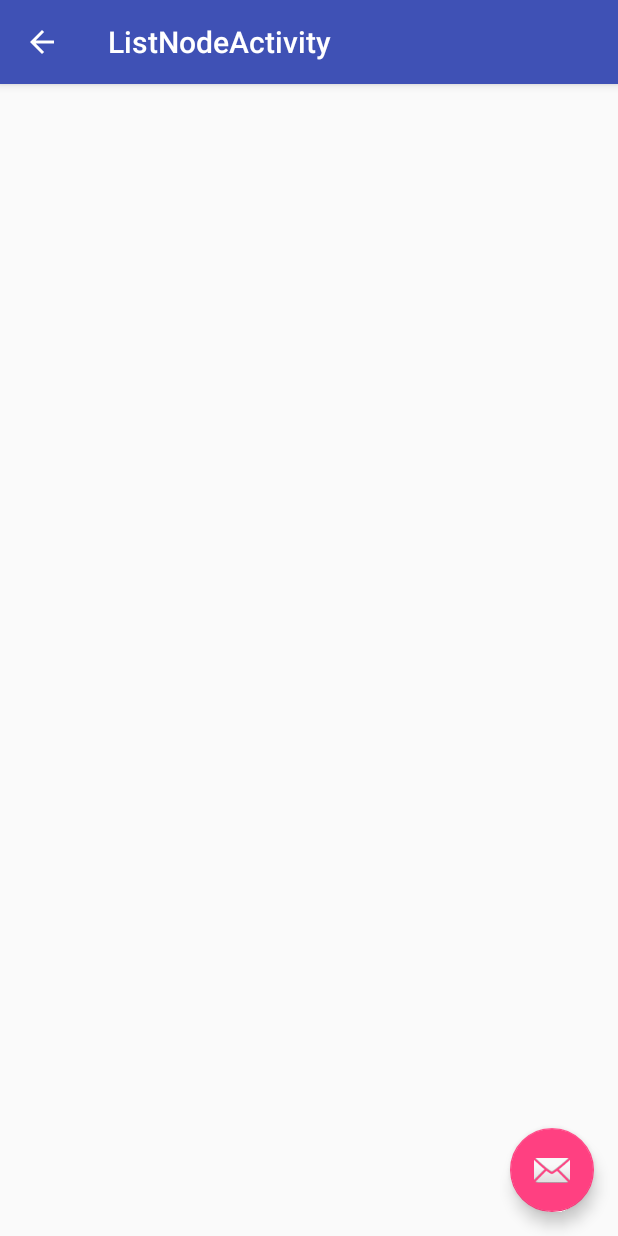
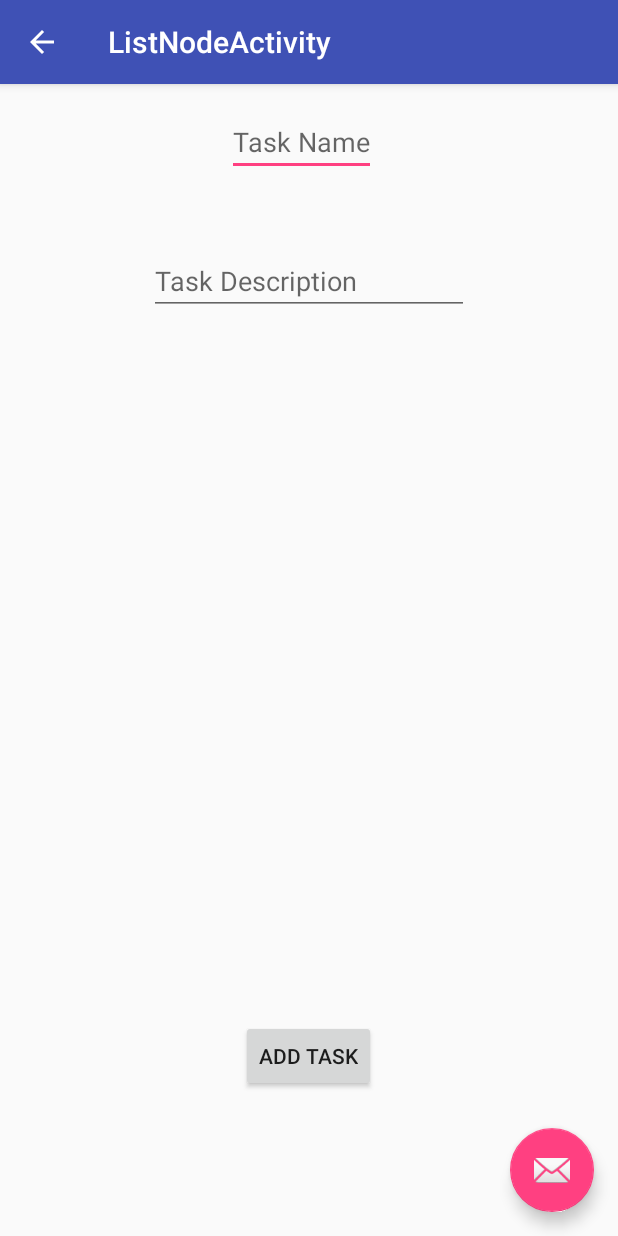
Before and after one commit to DFaiz/ToDoListEx2, an Android app: the ListNodeActivity screen opened directly, with no data from a screen before it, on a phone screen of 412 x 824 dp. Run offline under Robolectric (Android 15) with nearby library versions, the phone set to English and light mode, and no system bars.

Commit message:
Task class updated
Task class updated

```diff
--- a/app/src/main/res/layout/content_list_node.xml
+++ b/app/src/main/res/layout/content_list_node.xml
@@ -10,4 +10,35 @@
     tools:showIn="@layout/activity_list_node"
     tools:context="il.ac.shenkar.david.todolistex2.ListNodeActivity">
 
+    <Button
+        android:layout_width="wrap_content"
+        android:layout_height="wrap_content"
+        android:text="Add Task"
+        android:id="@+id/button9"
+        android:layout_alignParentBottom="true"
+        android:layout_centerHorizontal="true"
+        android:layout_marginBottom="80dp" />
+
+    <EditText
+        android:layout_width="wrap_content"
+        android:layout_height="wrap_content"
+        android:id="@+id/editText"
+        android:enabled="true"
+        android:editable="true"
+        android:hint="Task Name"
+        android:layout_alignParentTop="true"
+        android:layout_alignRight="@+id/button9"
+        android:layout_alignEnd="@+id/button9" />
+
+    <EditText
+        android:layout_width="wrap_content"
+        android:layout_height="wrap_content"
+        android:inputType="textMultiLine"
+        android:ems="10"
+        android:id="@+id/editText2"
+        android:hint="Task Description"
+        android:layout_below="@+id/editText"
+        android:layout_centerHorizontal="true"
+        android:layout_marginTop="47dp" />
+
 </RelativeLayout>
--- a/app/src/main/res/values/strings.xml
+++ b/app/src/main/res/values/strings.xml
@@ -2,4 +2,5 @@
     <string name="app_name">ToDoListEx2</string>
     <string name="action_settings">Settings</string>
     <string name="title_activity_list_node">ListNodeActivity</string>
+    <string name="string">Enter task description</string>
 </resources>
```
Also changed, not shown: app/src/main/java/il/ac/shenkar/david/todolistex2/Task.java (added, +94 -0 lines), 1 other file.
